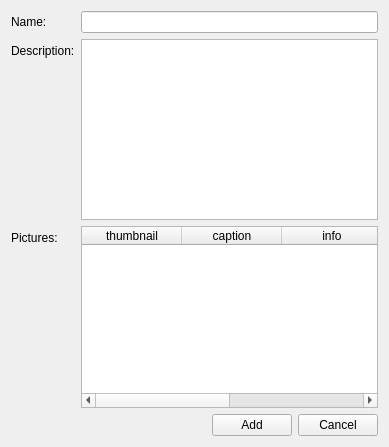
Qt form qt/apps/configurator/forms/feature_add.ui (Wolframe/qtClient) before a commit.
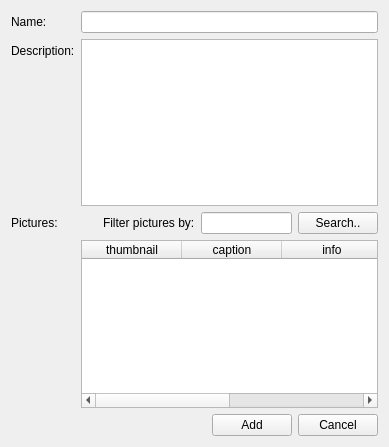
The same form after that commit.

Commit message: added search boxes for tags/pictures in categories/features/manufacturers

The edit to the form file:
```diff
--- a/qt/apps/configurator/forms/feature_add.ui
+++ b/qt/apps/configurator/forms/feature_add.ui
@@ -39,19 +39,15 @@
      <property name="text">
       <string>Description:</string>
      </property>
+     <property name="buddy">
+      <cstring>description</cstring>
+     </property>
     </widget>
    </item>
    <item row="1" column="1">
     <widget class="QPlainTextEdit" name="description"/>
    </item>
-   <item row="2" column="0">
-    <widget class="QLabel" name="label">
-     <property name="text">
-      <string>Pictures:</string>
-     </property>
-    </widget>
-   </item>
-   <item row="2" column="1">
+   <item row="3" column="1">
     <widget class="QTableWidget" name="picture">
      <property name="horizontalScrollBarPolicy">
       <enum>Qt::ScrollBarAsNeeded</enum>
@@ -80,6 +76,9 @@
      <property name="rootelement" stdset="0">
       <string notr="true">picture</string>
      </property>
+     <property name="search" stdset="0">
+      <string notr="true">{search.text}</string>
+     </property>
      <attribute name="horizontalHeaderShowSortIndicator" stdset="0">
       <bool>true</bool>
      </attribute>
@@ -108,7 +107,7 @@
      </column>
     </widget>
    </item>
-   <item row="3" column="1">
+   <item row="4" column="1">
     <layout class="QHBoxLayout" name="horizontalLayout">
      <item>
       <spacer name="horizontalSpacer">
@@ -157,6 +156,56 @@
      </item>
     </layout>
    </item>
+   <item row="2" column="1">
+    <layout class="QHBoxLayout" name="horizontalLayout_3">
+     <item>
+      <spacer name="horizontalSpacer_2">
+       <property name="orientation">
+        <enum>Qt::Horizontal</enum>
+       </property>
+       <property name="sizeHint" stdset="0">
+        <size>
+         <width>40</width>
+         <height>20</height>
+        </size>
+       </property>
+      </spacer>
+     </item>
+     <item>
+      <widget class="QLabel" name="label_2">
+       <property name="text">
+        <string>Filter pictures by:</string>
+       </property>
+      </widget>
+     </item>
+     <item>
+      <widget class="QLineEdit" name="search"/>
+     </item>
+     <item>
+      <widget class="QPushButton" name="searchButton">
+       <property name="text">
+        <string>Search..</string>
+       </property>
+       <property name="global.searchState" stdset="0">
+        <string notr="true">{search.state}</string>
+       </property>
+       <property name="action" stdset="0">
+        <string notr="true">picture.reload</string>
+       </property>
+      </widget>
+     </item>
+    </layout>
+   </item>
+   <item row="2" column="0">
+    <widget class="QLabel" name="label">
+     <property name="text">
+      <string>Pictures:</string>
+     </property>
+     <property name="buddy">
+      <cstring>picture</cstring>
+     </property>
+    </widget>
+   </item>
   </layout>
  </widget>
  <tabstops>
```
Left out of the diff: 2 changed lines with no effect on the pictures. The commit also changes 6 other files.
